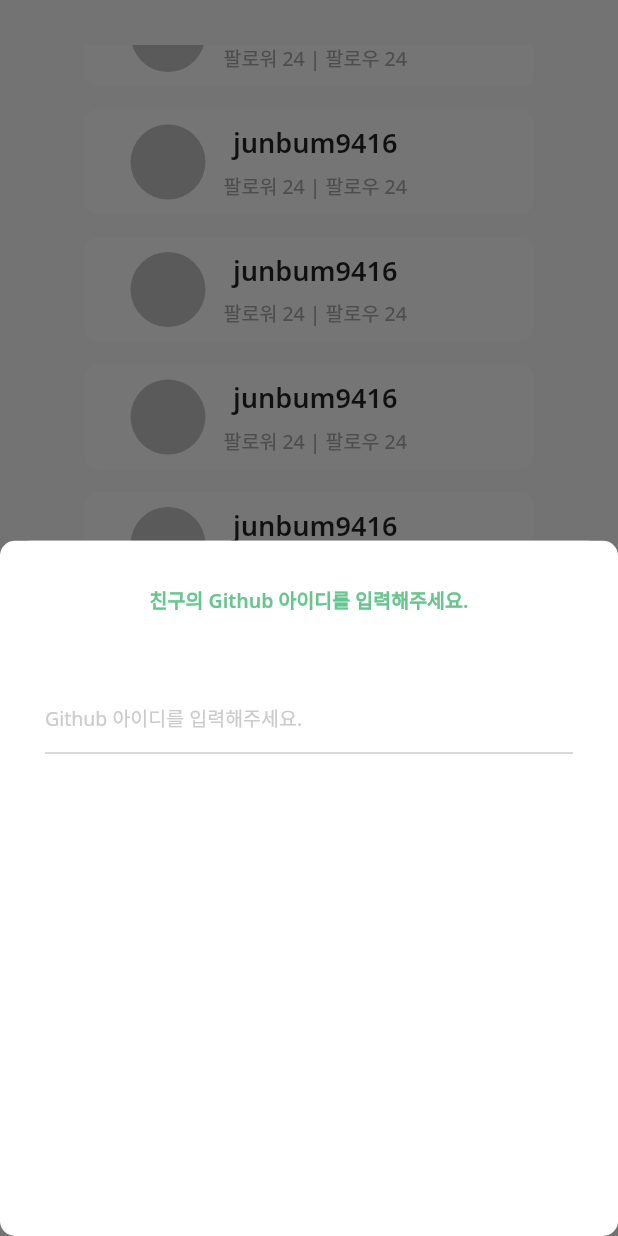
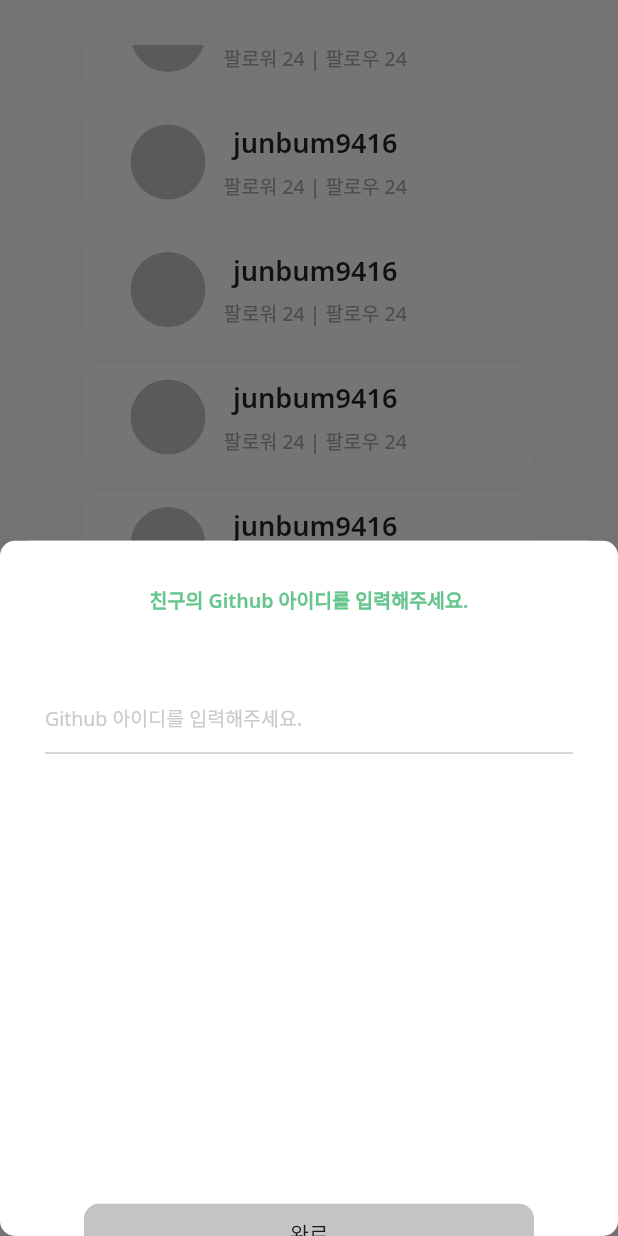
Before and after one commit to Palette-GitChart/GitChart-Android-Flutter, a Flutter app: the screen it shows after launch, item 2 of the bottom bar chosen, scrolled down 161 dp, after a tap on "Add Friends", on a phone screen of 412 x 824 dp. Run offline on Flutter 3.47's test engine with Material 2 defaults, Android fonts, the phone set to English and light mode, and no system bars.

Commit message:
Git_Chart Project

```diff
--- a/lib/Friends_page.dart
+++ b/lib/Friends_page.dart
@@ -100,8 +100,18 @@ class _FriendPageState extends State<FriendPage> {
                         ),
                       ),
                     ),
-                    SizedBox(height: 390),
-                    FlatButton(onPressed: () {}, child: Text("완료"))
+                    SizedBox(height: 300),
+                    Padding(
+                      padding: const EdgeInsets.only(left: 30, right: 30),
+                      child: Container(
+                          width: 300,
+                          height: 40,
+                          decoration: BoxDecoration(
+                              borderRadius: BorderRadius.circular(10.0),
+                              color: Color(0xffC4C4C4)),
+                          child:
+                              FlatButton(onPressed: () {}, child: Text("완료"))),
+                    )
                   ],
                 ),
               );
```
Also changed, not shown: lib/Setting_page.dart (+22 -0 lines).
